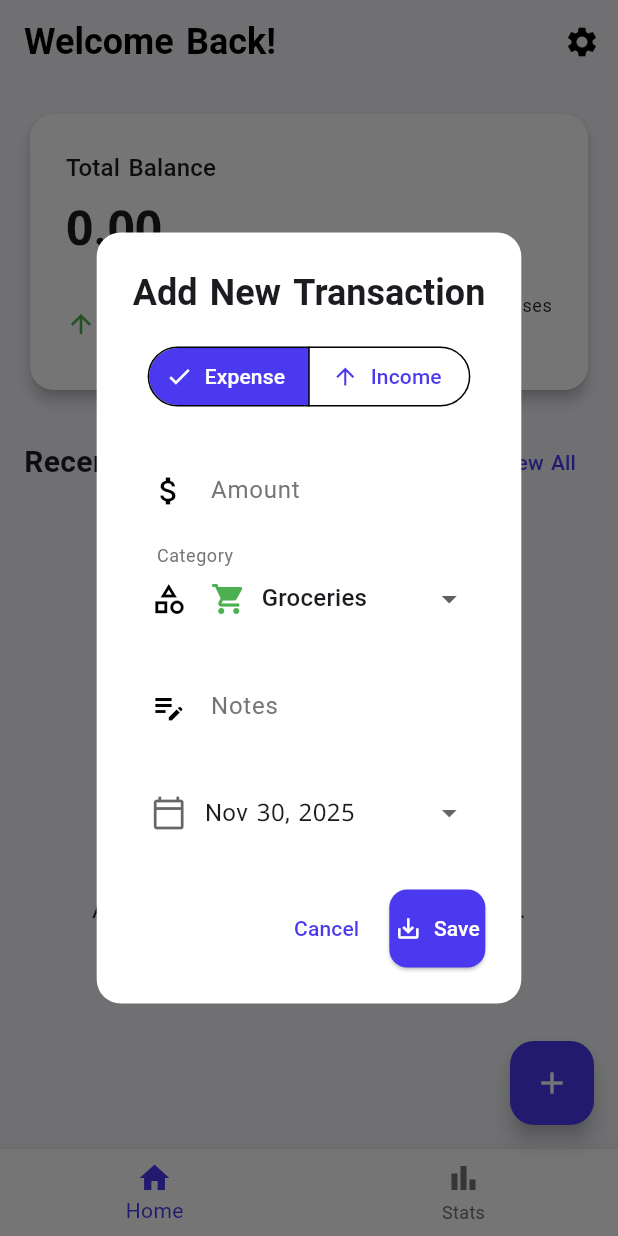
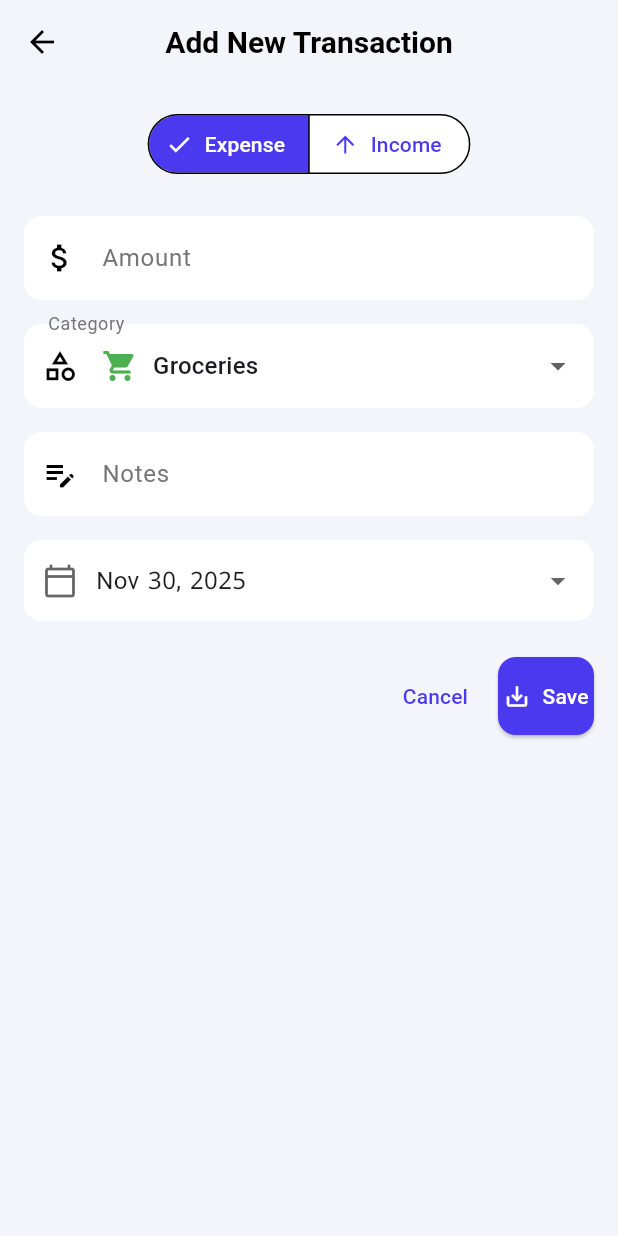
Before and after one commit to saqershahien/masareef, a Flutter app: the screen it shows after launch, after a tap on the "add" icon, on a phone screen of 412 x 824 dp. Run offline on Flutter 3.47's test engine with Material 3 defaults, Android fonts, the phone set to English and light mode, and no system bars; our stand-ins replace fl_chart, google_fonts, shared_preferences, sqflite; accounts and stored records are empty.

Commit message:
create transaction_detail_page.dart and moving the add button to buttomAppBar

```diff
--- a/lib/main.dart
+++ b/lib/main.dart
@@ -7,9 +7,9 @@ import 'package:grade_project/settings_page.dart';
 import 'package:grade_project/stats_page.dart';
 import 'package:grade_project/masareef_transaction.dart';
 import 'package:grade_project/theme.dart';
+import 'package:grade_project/transaction_detail_page.dart'; // Import the new page
 import 'package:grade_project/widgets/balance_card.dart';
 import 'package:grade_project/widgets/empty_state.dart';
-import 'package:grade_project/widgets/transaction_dialog.dart';
 import 'package:grade_project/widgets/transaction_list.dart';
 import 'package:intl/intl.dart';
 import 'package:flutter_localizations/flutter_localizations.dart';
@@ -173,10 +173,20 @@ class _HomePageState extends State<HomePage> {
     }
   }
 
-  /// Deletes a transaction from the database and refreshes the list.
-  void _deleteTransaction(int id) async {
-    await DatabaseHelper().deleteTransaction(id);
+  /// Opens the transaction detail page for adding a new transaction.
+  void _navigateToAddTransaction() async {
+    final result = await Navigator.push<bool?>(context, MaterialPageRoute(builder: (context) => const TransactionDetailPage()));
+    if (result == true) {
       _refreshTransactions();
+    }
+  }
+
+  /// Opens the transaction detail page for editing an existing transaction.
+  void _navigateToEditTransaction(MasareefTransaction transaction) async {
+    final result = await Navigator.push<bool?>(context, MaterialPageRoute(builder: (context) => TransactionDetailPage(transaction: transaction)));
+    if (result == true) {
+      _refreshTransactions();
+    }
   }
 
   /// Shows a confirmation dialog before deleting a transaction.
@@ -200,9 +210,12 @@ class _HomePageState extends State<HomePage> {
                 l10n.delete,
                 style: TextStyle(color: Theme.of(context).colorScheme.error),
               ),
-              onPressed: () {
-                _deleteTransaction(id);
+              onPressed: () async {
+                await DatabaseHelper().deleteTransaction(id);
+                if (mounted) {
                   Navigator.of(bcontext).pop();
+                  _refreshTransactions();
+                }
               },
             ),
           ],
@@ -240,12 +253,6 @@ class _HomePageState extends State<HomePage> {
             },
           ),
         ],
-      ),
-      // The floating action button to add a new transaction.
-      floatingActionButton: FloatingActionButton(
-        onPressed: () =>
-            showTransactionDialog(context, onTransactionAdded: _refreshTransactions),
-        child: const Icon(Icons.add),
       ),
       // The main content of the screen.
       body: _isLoading
@@ -285,11 +292,7 @@ class _HomePageState extends State<HomePage> {
                         ? const EmptyState() // Shows a message if there are no transactions.
                         : TransactionList(
                             transactions: _transactions,
-                            onTransactionTap: (tx) => showTransactionDialog(
-                                context,
-                                transaction: tx,
-                                onTransactionAdded: _refreshTransactions,
-                                onTransactionDeleted: _deleteTransaction),
+                            onTransactionTap: _navigateToEditTransaction,
                             formatDate: _formatDate,
                             onTransactionLongPress: (id) =>
                                 _showDeleteConfirmationDialog(id),
@@ -299,19 +302,36 @@ class _HomePageState extends State<HomePage> {
               ),
             ),
       // The bottom navigation bar.
-      bottomNavigationBar: BottomNavigationBar(
-        items: <BottomNavigationBarItem>[
-          BottomNavigationBarItem(
+      bottomNavigationBar: BottomAppBar(
+        child: Row(
+          mainAxisAlignment: MainAxisAlignment.spaceAround,
+          children: <Widget>[
+            IconButton(
               icon: const Icon(Icons.home),
-            label: l10n.home,
+              color: _selectedIndex == 0
+                  ? Theme.of(context).colorScheme.primary
+                  : Theme.of(context).colorScheme.onSurface,
+              onPressed: () => _onItemTapped(0),
+              tooltip: l10n.home,
             ),
-          BottomNavigationBarItem(
+            FloatingActionButton.small(
+              backgroundColor: Colors.green,
+              onPressed: _navigateToAddTransaction,
+              tooltip: l10n.addNewTransaction,
+              elevation: 0,
+              highlightElevation: 0,
+              child: const Icon(Icons.add,color: Colors.black87,),
+            ),
+            IconButton(
               icon: const Icon(Icons.bar_chart),
-            label: l10n.stats,
+              color: _selectedIndex == 1
+                  ? Theme.of(context).colorScheme.primary
+                  : Theme.of(context).colorScheme.onSurface,
+              onPressed: () => _onItemTapped(1),
+              tooltip: l10n.stats,
             ),
           ],
-        currentIndex: _selectedIndex,
-        onTap: _onItemTapped,
+        ),
       ),
     );
   }
--- /dev/null
+++ b/lib/transaction_detail_page.dart
@@ -0,0 +1,288 @@
+import 'package:flutter/material.dart';
+import 'package:grade_project/categories.dart';
+import 'package:grade_project/category_icons.dart';
+import 'package:grade_project/category_translations.dart';
+import 'package:grade_project/database_helper.dart';
+import 'package:grade_project/l10n/app_localizations.dart';
+import 'package:grade_project/masareef_transaction.dart';
+import 'package:intl/intl.dart';
+
+class TransactionDetailPage extends StatefulWidget {
+  final MasareefTransaction? transaction;
+
+  const TransactionDetailPage({super.key, this.transaction});
+
+  @override
+  State<TransactionDetailPage> createState() => _TransactionDetailPageState();
+}
+
+class _TransactionDetailPageState extends State<TransactionDetailPage> {
+  final _amountController = TextEditingController();
+  final _notesController = TextEditingController();
+  String _transactionType = 'expense';
+  String _selectedCategory = '';
+  DateTime _selectedDate = DateTime.now();
+  String? _amountError;
+
+  bool get _isEditing => widget.transaction != null;
+
+  @override
+  void initState() {
+    super.initState();
+    if (_isEditing) {
+      _amountController.text = widget.transaction!.amount.toString();
+      _notesController.text = widget.transaction!.notes ?? '';
+      _transactionType = widget.transaction!.type;
+      _selectedDate = widget.transaction!.date;
+    }
+
+    _updateCategoriesAndSelection(initialLoad: true);
+  }
+
+  @override
+  void dispose() {
+    _amountController.dispose();
+    _notesController.dispose();
+    super.dispose();
+  }
+
+  void _updateCategoriesAndSelection({bool initialLoad = false}) {
+    List<String> currentCategories =
+        _transactionType == 'income' ? incomeCategories : spendingCategories;
+
+    if (initialLoad && _isEditing && currentCategories.contains(widget.transaction!.category)) {
+      _selectedCategory = widget.transaction!.category;
+    } else {
+      _selectedCategory = currentCategories.first;
+    }
+  }
+
+  Future<void> _selectDate(BuildContext context) async {
+    final DateTime? picked = await showDatePicker(
+      context: context,
+      initialDate: _selectedDate,
+      firstDate: DateTime(2015, 8),
+      lastDate: DateTime.now(),
+    );
+    if (picked != null && picked != _selectedDate) {
+      setState(() {
+        _selectedDate = picked;
+      });
+    }
+  }
+
+  void _saveTransaction() async {
+    final l10n = AppLocalizations.of(context)!;
+    final amount = double.tryParse(_amountController.text) ?? 0.0;
+
+    if (amount <= 0) {
+      setState(() {
+        _amountError = l10n.amountMustBeGreaterThanZero;
+      });
+      return;
+    }
+
+    final newTransaction = MasareefTransaction(
+      id: _isEditing ? widget.transaction!.id : null,
+      amount: amount,
+      date: _selectedDate,
+      category: _selectedCategory,
+      type: _transactionType,
+      notes: _notesController.text,
+    );
+
+    if (_isEditing) {
+      await DatabaseHelper().updateTransaction(newTransaction, newTransaction.id!);
+    } else {
+      await DatabaseHelper().insertTransaction(newTransaction);
+    }
+    if (mounted) {
+      Navigator.of(context).pop(true); // Indicate success
+    }
+  }
+
+  void _deleteTransaction() async {
+    final l10n = AppLocalizations.of(context)!;
+    showDialog(
+      context: context,
+      builder: (BuildContext bcontext) {
+        return AlertDialog(
+          title: Text(l10n.delete),
+          content: Text(l10n.areYouSureYouWantToDeleteThisTransaction),
+          actions: <Widget>[
+            TextButton(
+              child: Text(l10n.cancel),
+              onPressed: () {
+                Navigator.of(bcontext).pop();
+              },
+            ),
+            TextButton(
+              child: Text(
+                l10n.delete,
+                style: TextStyle(color: Theme.of(context).colorScheme.error),
+              ),
+              onPressed: () async {
+                if (_isEditing && widget.transaction!.id != null) {
+                  await DatabaseHelper().deleteTransaction(widget.transaction!.id!);
+                  if (mounted) {
+                    Navigator.of(bcontext).pop(); // Close confirmation dialog
+                    Navigator.of(context).pop(true); // Indicate success and pop detail page
+                  }
+                }
+              },
+            ),
+          ],
+        );
+      },
+    );
+  }
+
+  @override
+  Widget build(BuildContext context) {
+    final l10n = AppLocalizations.of(context)!;
+    List<String> currentCategories =
+        _transactionType == 'income' ? incomeCategories : spendingCategories;
+
+    return Scaffold(
+      appBar: AppBar(
+        title: Text(_isEditing ? l10n.editTransaction : l10n.addNewTransaction),
+        centerTitle: true,
+      ),
+      body: SingleChildScrollView(
+        padding: const EdgeInsets.all(16.0),
+        child: Column(
+          children: <Widget>[
+            SegmentedButton<String>(
+              segments: <ButtonSegment<String>>[
+                ButtonSegment<String>(
+                    value: 'expense',
+                    label: Text(l10n.expense),
+                    icon: const Icon(Icons.arrow_downward)),
+                ButtonSegment<String>(
+                    value: 'income',
+                    label: Text(l10n.income),
+                    icon: const Icon(Icons.arrow_upward)),
+              ],
+              selected: {_transactionType},
+              onSelectionChanged: (Set<String> newSelection) {
+                setState(() {
+                  _transactionType = newSelection.first;
+                  _updateCategoriesAndSelection();
+                });
+              },
+            ),
+            const SizedBox(height: 24),
+            TextField(
+              controller: _amountController,
+              decoration: InputDecoration(
+                labelText: l10n.amount,
+                prefixIcon: const Icon(Icons.attach_money),
+                errorText: _amountError,
+              ),
+              keyboardType: TextInputType.number,
+              onChanged: (_) {
+                if (_amountError != null) {
+                  setState(() {
+                    _amountError = null; // Clear error on change
+                  });
+                }
+              },
+            ),
+            const SizedBox(height: 16),
+            DropdownButtonFormField<String>(
+              value: _selectedCategory,
+              menuMaxHeight: 300,
+              isExpanded: true,
+              decoration: InputDecoration(
+                labelText: l10n.category,
+                prefixIcon: const Icon(Icons.category_outlined),
+              ),
+              items: currentCategories.map((category) {
+                final categoryInfo = categoryIcons[category] ?? defaultCategoryInfo;
+                return DropdownMenuItem(
+                  value: category,
+                  child: Row(
+                    children: [
+                      Icon(categoryInfo.icon, color: categoryInfo.color),
+                      const SizedBox(width: 10),
+                      Text(getCategoryDisplayName(category, context)),
+                    ],
+                  ),
+                );
+              }).toList(),
+              onChanged: (value) {
+                if (value != null) {
+                  setState(() {
+                    _selectedCategory = value;
+                  });
+                }
+              },
+            ),
+            const SizedBox(height: 16),
+            TextField(
+              controller: _notesController,
+              decoration: InputDecoration(
+                labelText: l10n.notes,
+                prefixIcon: const Icon(Icons.edit_note),
+              ),
+            ),
+            const SizedBox(height: 16),
+            GestureDetector(
+              onTap: () => _selectDate(context),
+              child: Container(
+                padding: const EdgeInsets.symmetric(horizontal: 12, vertical: 15),
+                decoration: BoxDecoration(
+                  color: Theme.of(context).inputDecorationTheme.fillColor,
+                  borderRadius: BorderRadius.circular(12),
+                ),
+                child: Row(
+                  mainAxisAlignment: MainAxisAlignment.spaceBetween,
+                  children: [
+                    Row(
+                      children: [
+                        Icon(Icons.calendar_today_outlined,
+                            color: Theme.of(context).hintColor),
+                        const SizedBox(width: 12),
+                        Text(
+                          DateFormat.yMMMd().format(_selectedDate),
+                          style: const TextStyle(fontSize: 16),
+                        ),
+                      ],
+                    ),
+                    Icon(Icons.arrow_drop_down,
+                        color: Theme.of(context).hintColor),
+                  ],
+                ),
+              ),
+            ),
+            const SizedBox(height: 24),
+            Row(
+              mainAxisAlignment: MainAxisAlignment.spaceBetween,
+              children: <Widget>[
+                if (_isEditing)
+                  TextButton(
+                    onPressed: _deleteTransaction,
+                    child: Text(l10n.delete,
+                        style: TextStyle(color: Theme.of(context).colorScheme.error)),
+                  ),
+                const Spacer(),
+                TextButton(
+                  onPressed: () {
+                    Navigator.of(context).pop(false); // Indicate cancellation
+                  },
+                  child: Text(l10n.cancel),
+                ),
+                const SizedBox(width: 8),
+                ElevatedButton.icon(
+                  icon: const Icon(Icons.save_alt_outlined),
+                  label: Text(l10n.save),
+                  onPressed: _saveTransaction,
+                ),
+              ],
+            ),
+          ],
+        ),
+      ),
+    );
+  }
+}
--- a/lib/widgets/transaction_dialog.dart
+++ /dev/null
@@ -1,226 +0,0 @@
-import 'package:flutter/material.dart';
-import 'package:grade_project/categories.dart';
-import 'package:grade_project/category_icons.dart';
-import 'package:grade_project/category_translations.dart';
-import 'package:grade_project/database_helper.dart';
-import 'package:grade_project/l10n/app_localizations.dart';
-import 'package:grade_project/masareef_transaction.dart';
-import 'package:intl/intl.dart';
-
-void showTransactionDialog(
-    BuildContext context, {
-    MasareefTransaction? transaction,
-    required Function() onTransactionAdded,
-    Function(int)? onTransactionDeleted,
-  }) {
-    final isEditing = transaction != null;
-    final amountController = TextEditingController(
-        text: isEditing ? transaction.amount.toString() : '');
-    final notesController =
-        TextEditingController(text: isEditing ? transaction.notes : '');
-    String transactionType = isEditing ? transaction.type : 'expense';
-    List<String> currentCategories =
-        transactionType == 'income' ? incomeCategories : spendingCategories;
-    String selectedCategory =
-        (isEditing && currentCategories.contains(transaction.category))
-            ? transaction.category
-            : currentCategories.first;
-    DateTime selectedDate = isEditing ? transaction.date : DateTime.now();
-
-    showDialog(
-      context: context,
-      builder: (BuildContext context) {
-        String? amountError;
-        return StatefulBuilder(
-          builder: (context, setState) {
-            final l10n = AppLocalizations.of(context)!;
-            return AlertDialog(
-              title: Center(
-                  child: Text(
-                isEditing ? l10n.editTransaction : l10n.addNewTransaction,
-                style: const TextStyle(fontWeight: FontWeight.bold),
-              )),
-              content: SingleChildScrollView(
-                child: Column(
-                  mainAxisSize: MainAxisSize.min,
-                  children: <Widget>[
-                    SegmentedButton<String>(
-                      segments: <ButtonSegment<String>>[
-                        ButtonSegment<String>(
-                            value: 'expense',
-                            label: Text(l10n.expense),
-                            icon: const Icon(Icons.arrow_downward)),
-                        ButtonSegment<String>(
-                            value: 'income',
-                            label: Text(l10n.income),
-                            icon: const Icon(Icons.arrow_upward)),
-                      ],
-                      selected: {transactionType},
-                      onSelectionChanged: (Set<String> newSelection) {
-                        setState(() {
-                          transactionType = newSelection.first;
-                          currentCategories = transactionType == 'income'
-                              ? incomeCategories
-                              : spendingCategories;
-                          selectedCategory = currentCategories.first;
-                        });
-                      },
-                    ),
-                    const SizedBox(height: 24),
-                    TextField(
-                      controller: amountController,
-                      decoration: InputDecoration(
-                          labelText: l10n.amount,
-                          prefixIcon: const Icon(Icons.attach_money)),
-                      keyboardType: TextInputType.number,
-                    ),
-                    if (amountError != null)
-                      Padding(
-                        padding: const EdgeInsets.only(top: 8.0, left: 12.0),
-                        child: Align(
-                          alignment: Alignment.centerLeft,
-                          child: Text(
-                            amountError!,
-                            style: TextStyle(
-                                color: Theme.of(context).colorScheme.error,
-                                fontSize: 12),
-                          ),
-                        ),
-                      ),
-                    const SizedBox(height: 16),
-                    DropdownButtonFormField<String>(
-                      initialValue: selectedCategory,
-                      menuMaxHeight: 300,
-                      isExpanded: true,
-                      decoration: InputDecoration(
-                          labelText: l10n.category,
-                          prefixIcon: const Icon(Icons.category_outlined)),
-                      items: currentCategories.map((category) {
-                        final categoryInfo = categoryIcons[category] ??
-                            defaultCategoryInfo;
-                        return DropdownMenuItem(
-                          value: category,
-                          child: Row(
-                            children: [
-                              Icon(categoryInfo.icon,
-                                  color: categoryInfo.color),
-                              const SizedBox(width: 10),
-                              Text(getCategoryDisplayName(category, context)),
-                            ],
-                          ),
-                        );
-                      }).toList(),
-                      onChanged: (value) {
-                        if (value != null) {
-                          setState(() {
-                            selectedCategory = value;
-                          });
-                        }
-                      },
-                    ),
-                    const SizedBox(height: 16),
-                    TextField(
-                      controller: notesController,
-                      decoration: InputDecoration(
-                          labelText: l10n.notes,
-                          prefixIcon: const Icon(Icons.edit_note)),
-                    ),
-                    const SizedBox(height: 16),
-                    GestureDetector(
-                      onTap: () async {
-                        final DateTime? picked = await showDatePicker(
-                            context: context,
-                            initialDate: selectedDate,
-                            firstDate: DateTime(2015, 8),
-                            lastDate: DateTime.now());
-                        if (picked != null && picked != selectedDate) {
-                          setState(() {
-                            selectedDate = picked;
-                          });
-                        }
-                      },
-                      child: Container(
-                        padding: const EdgeInsets.symmetric(
-                            horizontal: 12, vertical: 15),
-                        decoration: BoxDecoration(
-                          color: Theme.of(context)
-                              .inputDecorationTheme
-                              .fillColor,
-                          borderRadius: BorderRadius.circular(12),
-                        ),
-                        child: Row(
-                          mainAxisAlignment: MainAxisAlignment.spaceBetween,
-                          children: [
-                            Row(
-                              children: [
-                                Icon(Icons.calendar_today_outlined,
-                                    color: Theme.of(context).hintColor),
-                                const SizedBox(width: 12),
-                                Text(
-                                  DateFormat.yMMMd().format(selectedDate),
-                                  style: const TextStyle(fontSize: 16),
-                                ),
-                              ],
-                            ),
-                            Icon(Icons.arrow_drop_down,
-                                color: Theme.of(context).hintColor),
-                          ],
-                        ),
-                      ),
-                    )
-                  ],
-                ),
-              ),
-              actions: <Widget>[
-                if (isEditing)
-                  TextButton(
-                    child: Text(l10n.delete, style: TextStyle(color: Theme.of(context).colorScheme.error)),
-                    onPressed: () {
-                      Navigator.of(context).pop(); // Close the dialog
-                      if (onTransactionDeleted != null) {
-                        onTransactionDeleted(transaction.id!);
-                      }
-                    },
-                  ),
-                const Spacer(),
-                TextButton(
-                  child: Text(l10n.cancel),
-                  onPressed: () {
-                    Navigator.of(context).pop();
-                  },
-                ),
-                ElevatedButton.icon(
-                  icon: const Icon(Icons.save_alt_outlined),
-                  label: Text(l10n.save),
-                  onPressed: () async {
-                    final amount = double.tryParse(amountController.text) ?? 0.0;
-                    if (amount <= 0) {
-                      setState(() {
-                        amountError = l10n.amountMustBeGreaterThanZero;
-                      });
-                      return;
-                    }
-                    final newTransaction = MasareefTransaction(
-                      id: isEditing ? transaction.id : null,
-                      amount: amount,
-                      date: selectedDate,
-                      category: selectedCategory,
-                      type: transactionType,
-                      notes: notesController.text,
-                    );
-                    if (isEditing) {
-                      await DatabaseHelper().updateTransaction(newTransaction, newTransaction.id!);
-                    } else {
-                      await DatabaseHelper().insertTransaction(newTransaction);
-                    }
-                    onTransactionAdded();
-                    Navigator.of(context).pop();
-                  },
-                ),
-              ],
-            );
-          },
-        );
-      },
-    );
-  }
```
Also changed, not shown: lib/all_transactions_page.dart (+12 -5 lines). Lines whose indentation alone changed are shown as unchanged.
